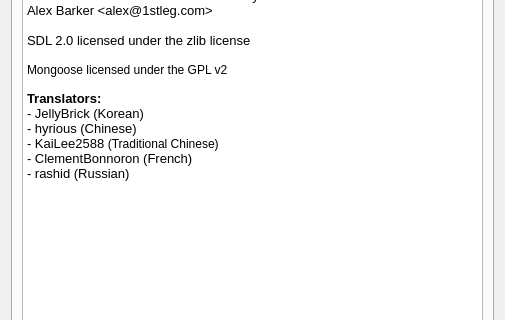
Before: the Qt Designer form src/gui/io_settings_dialog.ui in univrsal/input-overlay, drawn with Qt 5; both pictures show x 0 to 505 and y 161 to 481 of the 505 by 611 pixel window.
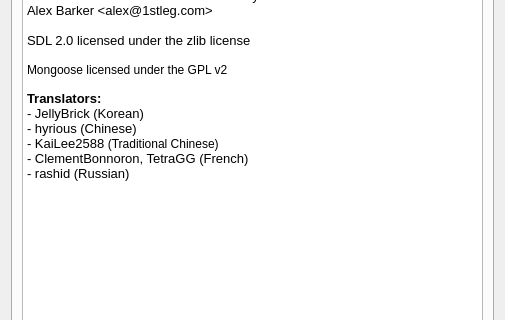
After: the same form once the commit is applied. The open tabs and pages were chosen to show the change.

Commit message: UI: Update list of translators

```diff
--- a/src/gui/io_settings_dialog.ui
+++ b/src/gui/io_settings_dialog.ui
@@ -310,26 +310,26 @@
 hr { height: 1px; border-width: 0; }
 li.unchecked::marker { content: &quot;\2610&quot;; }
 li.checked::marker { content: &quot;\2612&quot;; }
-&lt;/style&gt;&lt;/head&gt;&lt;body style=&quot; font-family:'Sans Serif'; font-size:9pt; font-weight:400; font-style:normal;&quot;&gt;
-&lt;p align=&quot;center&quot; style=&quot; margin-top:0px; margin-bottom:0px; margin-left:0px; margin-right:0px; -qt-block-indent:0; text-indent:0px;&quot;&gt;&lt;span style=&quot; font-family:'Noto Sans'; font-size:14pt; font-weight:600;&quot;&gt;input-overlay&lt;/span&gt;&lt;/p&gt;
-&lt;p style=&quot; margin-top:0px; margin-bottom:0px; margin-left:0px; margin-right:0px; -qt-block-indent:0; text-indent:0px;&quot;&gt;&lt;span style=&quot; font-family:'Noto Sans'; font-size:10pt;&quot;&gt;licensed under the GPL v2.0&lt;/span&gt;&lt;/p&gt;
-&lt;p style=&quot; margin-top:0px; margin-bottom:0px; margin-left:0px; margin-right:0px; -qt-block-indent:0; text-indent:0px;&quot;&gt;&lt;span style=&quot; font-family:'Noto Sans'; font-size:10pt;&quot;&gt;created by univrsal &amp;lt;uni@vrsal.xyz&amp;gt;&lt;/span&gt;&lt;/p&gt;
-&lt;p style=&quot; margin-top:0px; margin-bottom:0px; margin-left:0px; margin-right:0px; -qt-block-indent:0; text-indent:0px;&quot;&gt;&lt;span style=&quot; font-family:'Noto Sans'; font-size:10pt;&quot;&gt;Version %version%-%branch%-%commit% build on %buildtime%&lt;/span&gt;&lt;/p&gt;
-&lt;p style=&quot;-qt-paragraph-type:empty; margin-top:0px; margin-bottom:0px; margin-left:0px; margin-right:0px; -qt-block-indent:0; text-indent:0px; font-family:'Noto Sans'; font-size:10pt;&quot;&gt;&lt;br /&gt;&lt;/p&gt;
-&lt;p style=&quot; margin-top:0px; margin-bottom:0px; margin-left:0px; margin-right:0px; -qt-block-indent:0; text-indent:0px;&quot;&gt;&lt;span style=&quot; font-family:'Noto Sans'; font-size:10pt; font-weight:600;&quot;&gt;Credits:&lt;/span&gt;&lt;/p&gt;
-&lt;p style=&quot; margin-top:0px; margin-bottom:0px; margin-left:0px; margin-right:0px; -qt-block-indent:0; text-indent:0px;&quot;&gt;&lt;span style=&quot; font-family:'Noto Sans'; font-size:10pt;&quot;&gt;libuiohook licensed under the GPL v3 by&lt;/span&gt;&lt;/p&gt;
-&lt;p style=&quot; margin-top:0px; margin-bottom:0px; margin-left:0px; margin-right:0px; -qt-block-indent:0; text-indent:0px;&quot;&gt;&lt;span style=&quot; font-family:'Noto Sans'; font-size:10pt;&quot;&gt;Alex Barker &amp;lt;alex@1stleg.com&amp;gt;&lt;/span&gt;&lt;/p&gt;
-&lt;p style=&quot;-qt-paragraph-type:empty; margin-top:0px; margin-bottom:0px; margin-left:0px; margin-right:0px; -qt-block-indent:0; text-indent:0px; font-family:'Noto Sans'; font-size:10pt;&quot;&gt;&lt;br /&gt;&lt;/p&gt;
-&lt;p style=&quot; margin-top:0px; margin-bottom:0px; margin-left:0px; margin-right:0px; -qt-block-indent:0; text-indent:0px;&quot;&gt;&lt;span style=&quot; font-family:'Noto Sans'; font-size:10pt;&quot;&gt;SDL 2.0 licensed under the zlib license&lt;/span&gt;&lt;/p&gt;
-&lt;p style=&quot;-qt-paragraph-type:empty; margin-top:0px; margin-bottom:0px; margin-left:0px; margin-right:0px; -qt-block-indent:0; text-indent:0px; font-family:'Noto Sans'; font-size:10pt;&quot;&gt;&lt;br /&gt;&lt;/p&gt;
-&lt;p style=&quot; margin-top:0px; margin-bottom:0px; margin-left:0px; margin-right:0px; -qt-block-indent:0; text-indent:0px;&quot;&gt;Mongoose licensed under the GPL v2&lt;/p&gt;
+&lt;/style&gt;&lt;/head&gt;&lt;body style=&quot; font-family:'Noto Sans'; font-size:10pt; font-weight:400; font-style:normal;&quot;&gt;
+&lt;p align=&quot;center&quot; style=&quot; margin-top:0px; margin-bottom:0px; margin-left:0px; margin-right:0px; -qt-block-indent:0; text-indent:0px;&quot;&gt;&lt;span style=&quot; font-size:14pt; font-weight:600;&quot;&gt;input-overlay&lt;/span&gt;&lt;/p&gt;
+&lt;p style=&quot; margin-top:0px; margin-bottom:0px; margin-left:0px; margin-right:0px; -qt-block-indent:0; text-indent:0px;&quot;&gt;licensed under the GPL v2.0&lt;/p&gt;
+&lt;p style=&quot; margin-top:0px; margin-bottom:0px; margin-left:0px; margin-right:0px; -qt-block-indent:0; text-indent:0px;&quot;&gt;created by univrsal &amp;lt;uni@vrsal.xyz&amp;gt;&lt;/p&gt;
+&lt;p style=&quot; margin-top:0px; margin-bottom:0px; margin-left:0px; margin-right:0px; -qt-block-indent:0; text-indent:0px;&quot;&gt;Version %version%-%branch%-%commit% build on %buildtime%&lt;/p&gt;
 &lt;p style=&quot;-qt-paragraph-type:empty; margin-top:0px; margin-bottom:0px; margin-left:0px; margin-right:0px; -qt-block-indent:0; text-indent:0px;&quot;&gt;&lt;br /&gt;&lt;/p&gt;
-&lt;p style=&quot; margin-top:0px; margin-bottom:0px; margin-left:0px; margin-right:0px; -qt-block-indent:0; text-indent:0px;&quot;&gt;&lt;span style=&quot; font-family:'Noto Sans'; font-size:10pt; font-weight:600;&quot;&gt;Translators:&lt;/span&gt;&lt;/p&gt;
-&lt;p style=&quot; margin-top:0px; margin-bottom:0px; margin-left:0px; margin-right:0px; -qt-block-indent:0; text-indent:0px;&quot;&gt;&lt;span style=&quot; font-family:'Noto Sans'; font-size:10pt;&quot;&gt;- JellyBrick (Korean)&lt;/span&gt;&lt;/p&gt;
-&lt;p style=&quot; margin-top:0px; margin-bottom:0px; margin-left:0px; margin-right:0px; -qt-block-indent:0; text-indent:0px;&quot;&gt;&lt;span style=&quot; font-family:'Noto Sans'; font-size:10pt;&quot;&gt;- hyrious (Chinese)&lt;/span&gt;&lt;/p&gt;
-&lt;p style=&quot; margin-top:0px; margin-bottom:0px; margin-left:0px; margin-right:0px; -qt-block-indent:0; text-indent:0px;&quot;&gt;&lt;span style=&quot; font-family:'Noto Sans'; font-size:10pt;&quot;&gt;- KaiLee2588 &lt;/span&gt;(Traditional Chinese)&lt;/p&gt;
-&lt;p style=&quot; margin-top:0px; margin-bottom:0px; margin-left:0px; margin-right:0px; -qt-block-indent:0; text-indent:0px;&quot;&gt;&lt;span style=&quot; font-family:'Noto Sans'; font-size:10pt;&quot;&gt;- ClementBonnoron (French)&lt;/span&gt;&lt;/p&gt;
-&lt;p style=&quot; margin-top:0px; margin-bottom:12px; margin-left:0px; margin-right:0px; -qt-block-indent:0; text-indent:0px;&quot;&gt;&lt;span style=&quot; font-family:'Noto Sans'; font-size:10pt;&quot;&gt;- rashid (Russian)&lt;/span&gt;&lt;/p&gt;&lt;/body&gt;&lt;/html&gt;</string>
+&lt;p style=&quot; margin-top:0px; margin-bottom:0px; margin-left:0px; margin-right:0px; -qt-block-indent:0; text-indent:0px;&quot;&gt;&lt;span style=&quot; font-weight:600;&quot;&gt;Credits:&lt;/span&gt;&lt;/p&gt;
+&lt;p style=&quot; margin-top:0px; margin-bottom:0px; margin-left:0px; margin-right:0px; -qt-block-indent:0; text-indent:0px;&quot;&gt;libuiohook licensed under the GPL v3 by&lt;/p&gt;
+&lt;p style=&quot; margin-top:0px; margin-bottom:0px; margin-left:0px; margin-right:0px; -qt-block-indent:0; text-indent:0px;&quot;&gt;Alex Barker &amp;lt;alex@1stleg.com&amp;gt;&lt;/p&gt;
+&lt;p style=&quot;-qt-paragraph-type:empty; margin-top:0px; margin-bottom:0px; margin-left:0px; margin-right:0px; -qt-block-indent:0; text-indent:0px;&quot;&gt;&lt;br /&gt;&lt;/p&gt;
+&lt;p style=&quot; margin-top:0px; margin-bottom:0px; margin-left:0px; margin-right:0px; -qt-block-indent:0; text-indent:0px;&quot;&gt;SDL 2.0 licensed under the zlib license&lt;/p&gt;
+&lt;p style=&quot;-qt-paragraph-type:empty; margin-top:0px; margin-bottom:0px; margin-left:0px; margin-right:0px; -qt-block-indent:0; text-indent:0px;&quot;&gt;&lt;br /&gt;&lt;/p&gt;
+&lt;p style=&quot; margin-top:0px; margin-bottom:0px; margin-left:0px; margin-right:0px; -qt-block-indent:0; text-indent:0px;&quot;&gt;&lt;span style=&quot; font-family:'Sans Serif'; font-size:9pt;&quot;&gt;Mongoose licensed under the GPL v2&lt;/span&gt;&lt;/p&gt;
+&lt;p style=&quot;-qt-paragraph-type:empty; margin-top:0px; margin-bottom:0px; margin-left:0px; margin-right:0px; -qt-block-indent:0; text-indent:0px; font-family:'Sans Serif'; font-size:9pt;&quot;&gt;&lt;br /&gt;&lt;/p&gt;
+&lt;p style=&quot; margin-top:0px; margin-bottom:0px; margin-left:0px; margin-right:0px; -qt-block-indent:0; text-indent:0px;&quot;&gt;&lt;span style=&quot; font-weight:600;&quot;&gt;Translators:&lt;/span&gt;&lt;/p&gt;
+&lt;p style=&quot; margin-top:0px; margin-bottom:0px; margin-left:0px; margin-right:0px; -qt-block-indent:0; text-indent:0px;&quot;&gt;- JellyBrick (Korean)&lt;/p&gt;
+&lt;p style=&quot; margin-top:0px; margin-bottom:0px; margin-left:0px; margin-right:0px; -qt-block-indent:0; text-indent:0px;&quot;&gt;- hyrious (Chinese)&lt;/p&gt;
+&lt;p style=&quot; margin-top:0px; margin-bottom:0px; margin-left:0px; margin-right:0px; -qt-block-indent:0; text-indent:0px;&quot;&gt;- KaiLee2588 &lt;span style=&quot; font-family:'Sans Serif'; font-size:9pt;&quot;&gt;(Traditional Chinese)&lt;/span&gt;&lt;/p&gt;
+&lt;p style=&quot; margin-top:0px; margin-bottom:0px; margin-left:0px; margin-right:0px; -qt-block-indent:0; text-indent:0px;&quot;&gt;- ClementBonnoron, TetraGG (French)&lt;/p&gt;
+&lt;p style=&quot; margin-top:0px; margin-bottom:12px; margin-left:0px; margin-right:0px; -qt-block-indent:0; text-indent:0px;&quot;&gt;- rashid (Russian)&lt;/p&gt;&lt;/body&gt;&lt;/html&gt;</string>
          </property>
         </widget>
        </item>
```
Left out of the diff: 20 changed lines with no effect on the pictures.
